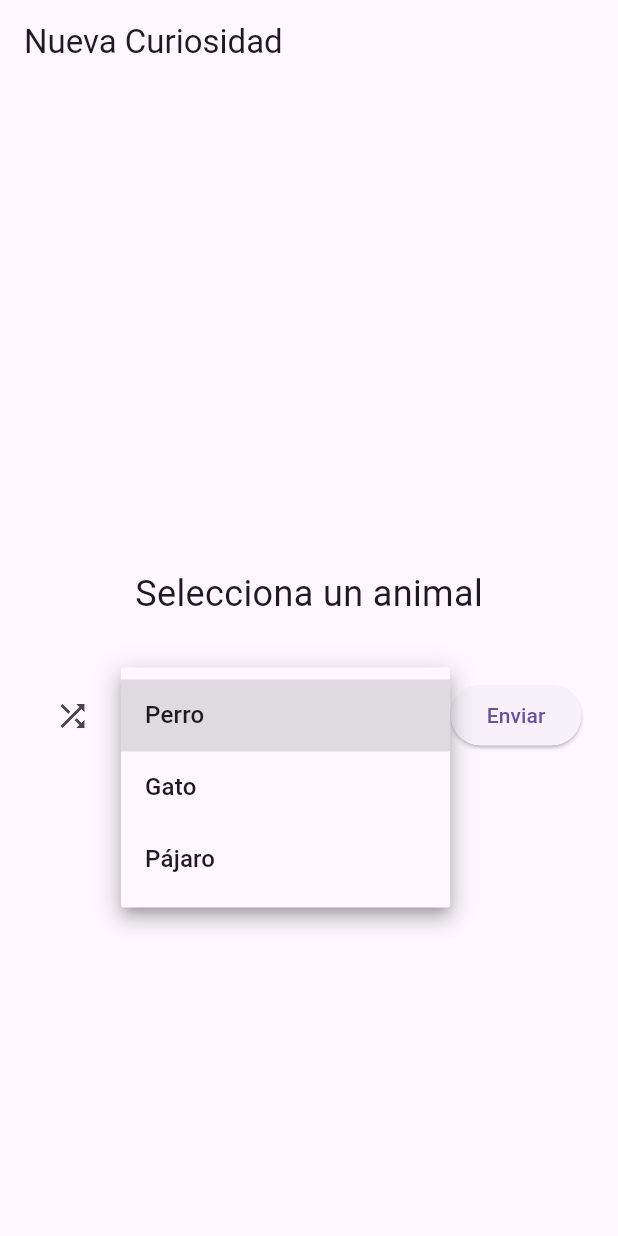
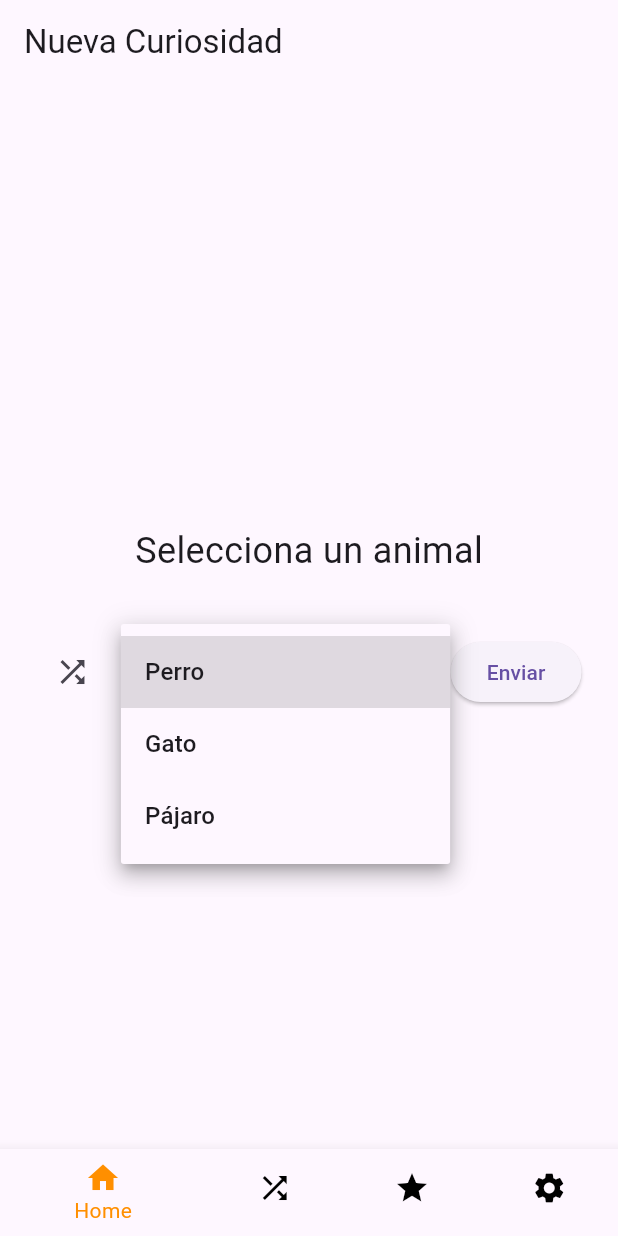
Before and after one commit to AbregoMendozaAllan/CuriosidadesAnimalesMovil2, a Flutter app: the screen it shows after launch, after a tap on "Selecciona un animal", on a phone screen of 412 x 824 dp. Run offline on Flutter 3.47's test engine with Material 3 defaults, Android fonts, the light colour scheme and no system bars.

Commit message:
Adding bottonNavBar a Nueva Curiosidad

```diff
--- a/lib/main.dart
+++ b/lib/main.dart
@@ -1,4 +1,4 @@
-import 'package:curiosidadesanimalesmovil2/ui/homescreen.dart';
+//import 'package:curiosidadesanimalesmovil2/ui/homescreen.dart';
 import 'package:flutter/material.dart';
 import 'ui/nuevaCuriosidad.dart';
 
@@ -32,7 +32,7 @@ class MyApp extends StatelessWidget {
       theme: ThemeData(
         primarySwatch: Colors.blue,
       ),
-      home: NuevaCuriosidadScreen(), // Utiliza NuevaCuriosidadScreen como la pantalla inicial
+      home: const NuevaCuriosidadScreen(), // Utiliza NuevaCuriosidadScreen como la pantalla inicial
     );
   }
 }
--- a/lib/ui/NuevaCuriosidad.dart
+++ b/lib/ui/NuevaCuriosidad.dart
@@ -1,7 +1,15 @@
 import 'package:flutter/material.dart';
+import 'components/bottom_navigation_bar.dart';
 
-class NuevaCuriosidadScreen extends StatelessWidget {
-  const NuevaCuriosidadScreen({super.key});
+class NuevaCuriosidadScreen extends StatefulWidget {
+  const NuevaCuriosidadScreen({Key? key}) : super(key: key);
+
+  @override
+  _NuevaCuriosidadScreenState createState() => _NuevaCuriosidadScreenState();
+}
+
+class _NuevaCuriosidadScreenState extends State<NuevaCuriosidadScreen> {
+  int _selectedIndex = 0; // Default index of first screen
 
   @override
   Widget build(BuildContext context) {
@@ -63,6 +71,14 @@ class NuevaCuriosidadScreen extends StatelessWidget {
           ),
         ],
       ),
+      bottomNavigationBar: BottomNavBar(
+        currentIndex: _selectedIndex,
+        onTap: (int index) {
+          setState(() {
+            _selectedIndex = index;
+          });
+        },
+      ),
     );
   }
 }
```
